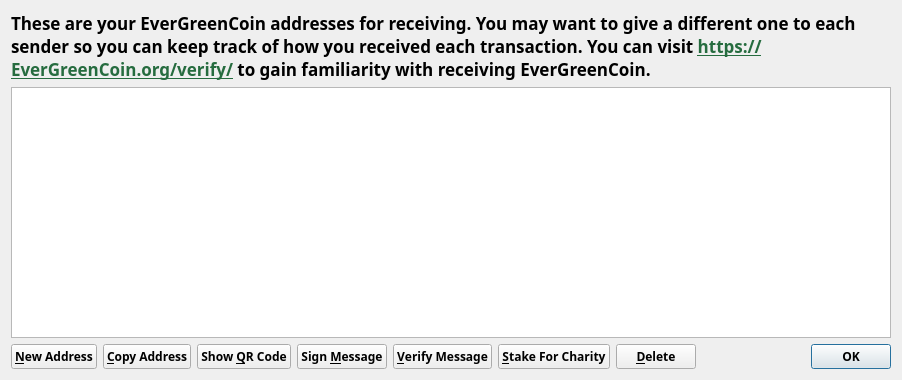
Before: the Qt Designer form src/qt/forms/addressbookpage.ui in m1ari/EverGreenCoin, drawn with Qt 5.
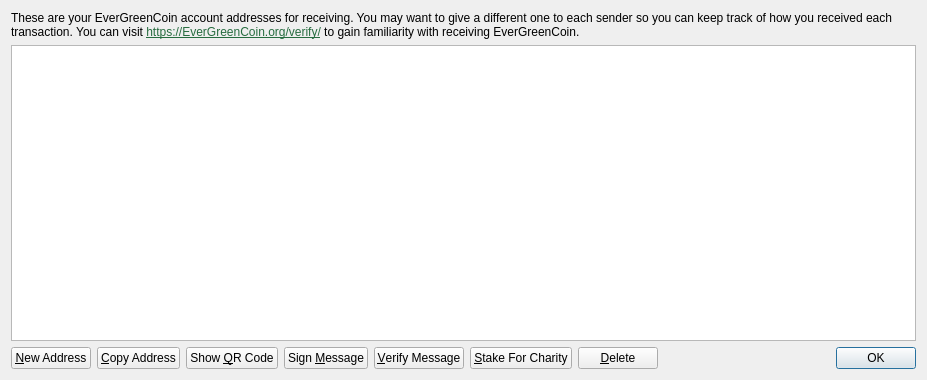
After: the same form once the commit is applied. Icons and pictures are not drawn.

Commit message: Remove Typola

Patch:
```diff
--- a/src/qt/forms/addressbookpage.ui
+++ b/src/qt/forms/addressbookpage.ui
@@ -6,7 +6,7 @@
    <rect>
     <x>0</x>
     <y>0</y>
-    <width>902</width>
+    <width>927</width>
     <height>380</height>
    </rect>
   </property>
@@ -16,17 +16,11 @@
   <layout class="QVBoxLayout" name="verticalLayout">
    <item>
     <widget class="QLabel" name="labelExplanation">
-     <property name="font">
-      <font>
-       <family>Typola</family>
-       <pointsize>13</pointsize>
-       <weight>75</weight>
-       <bold>true</bold>
-       <stylestrategy>PreferAntialias</stylestrategy>
-      </font>
+     <property name="styleSheet">
+      <string notr="true">color: black;</string>
      </property>
      <property name="text">
-      <string>&lt;html&gt;&lt;head/&gt;&lt;body&gt;&lt;p&gt;These are your EverGreenCoin addresses for receiving. You may want to give a different one to each sender so you can keep track of how you received each transaction. You can visit &lt;a href=&quot;https://EverGreenCoin.org/verify/&quot;&gt;&lt;span style=&quot; text-decoration: underline; color:#266c3f;&quot;&gt;https://EverGreenCoin.org/verify/&lt;/span&gt;&lt;/a&gt; to gain familiarity with receiving EverGreenCoin.&lt;/p&gt;&lt;/body&gt;&lt;/html&gt;</string>
+      <string>&lt;html&gt;&lt;head/&gt;&lt;body&gt;&lt;p&gt;These are your EverGreenCoin account addresses for receiving. You may want to give a different one to each sender so you can keep track of how you received each transaction. You can visit &lt;a href=&quot;https://EverGreenCoin.org/verify/&quot;&gt;&lt;span style=&quot; text-decoration: underline; color:#266c3f;&quot;&gt;https://EverGreenCoin.org/verify/&lt;/span&gt;&lt;/a&gt; to gain familiarity with receiving EverGreenCoin.&lt;/p&gt;&lt;/body&gt;&lt;/html&gt;</string>
      </property>
      <property name="textFormat">
       <enum>Qt::RichText</enum>
@@ -71,14 +65,6 @@
     <layout class="QHBoxLayout" name="horizontalLayout">
      <item>
       <widget class="QPushButton" name="newAddressButton">
-       <property name="font">
-        <font>
-         <family>Typola</family>
-         <weight>75</weight>
-         <bold>true</bold>
-         <stylestrategy>PreferAntialias</stylestrategy>
-        </font>
-       </property>
        <property name="toolTip">
         <string>Create a new address</string>
        </property>
@@ -93,14 +79,6 @@
      </item>
      <item>
       <widget class="QPushButton" name="copyToClipboard">
-       <property name="font">
-        <font>
-         <family>Typola</family>
-         <weight>75</weight>
-         <bold>true</bold>
-         <stylestrategy>PreferAntialias</stylestrategy>
-        </font>
-       </property>
        <property name="toolTip">
         <string>Copy the currently selected address to the system clipboard</string>
        </property>
@@ -115,14 +93,6 @@
      </item>
      <item>
       <widget class="QPushButton" name="showQRCode">
-       <property name="font">
-        <font>
-         <family>Typola</family>
-         <weight>75</weight>
-         <bold>true</bold>
-         <stylestrategy>PreferAntialias</stylestrategy>
-        </font>
-       </property>
        <property name="text">
         <string>Show &amp;QR Code</string>
        </property>
@@ -134,14 +104,6 @@
      </item>
      <item>
       <widget class="QPushButton" name="signMessage">
-       <property name="font">
-        <font>
-         <family>Typola</family>
-         <weight>75</weight>
-         <bold>true</bold>
-         <stylestrategy>PreferAntialias</stylestrategy>
-        </font>
-       </property>
        <property name="toolTip">
         <string>Sign a message to prove you own an EverGreenCoin address</string>
        </property>
@@ -156,14 +118,6 @@
      </item>
      <item>
       <widget class="QPushButton" name="verifyMessage">
-       <property name="font">
-        <font>
-         <family>Typola</family>
-         <weight>75</weight>
-         <bold>true</bold>
-         <stylestrategy>PreferAntialias</stylestrategy>
-        </font>
-       </property>
        <property name="toolTip">
         <string>Verify a message to ensure it was signed with a specified EverGreenCoin address</string>
        </property>
@@ -178,14 +132,6 @@
      </item>
      <item>
       <widget class="QPushButton" name="stakeForCharityPushButton">
-       <property name="font">
-        <font>
-         <family>Typola</family>
-         <weight>75</weight>
-         <bold>true</bold>
-         <stylestrategy>PreferAntialias</stylestrategy>
-        </font>
-       </property>
        <property name="toolTip">
         <string>Stake for charity</string>
        </property>
@@ -200,14 +146,6 @@
      </item>
      <item>
       <widget class="QPushButton" name="deleteButton">
-       <property name="font">
-        <font>
-         <family>Typola</family>
-         <weight>75</weight>
-         <bold>true</bold>
-         <stylestrategy>PreferAntialias</stylestrategy>
-        </font>
-       </property>
        <property name="toolTip">
         <string>Delete the currently selected address from the list</string>
        </property>
@@ -241,13 +179,6 @@
          <verstretch>0</verstretch>
         </sizepolicy>
        </property>
-       <property name="font">
-        <font>
-         <family>Typola</family>
-         <weight>75</weight>
-         <bold>true</bold>
-        </font>
-       </property>
        <property name="standardButtons">
         <set>QDialogButtonBox::Ok</set>
        </property>
```
Left out of the diff: 12 changed lines with no effect on the pictures. The commit also changes 20 other files.
